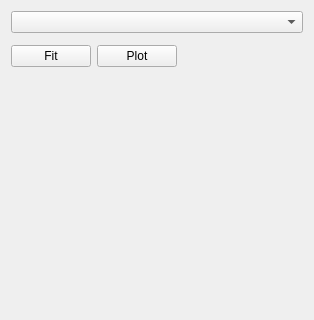
MonroeQuantumNetworks/IonControl, file ui/FitUi.ui: the form before one commit; both pictures show x 0 to 314 and y 0 to 320 of the 314 by 555 pixel window.
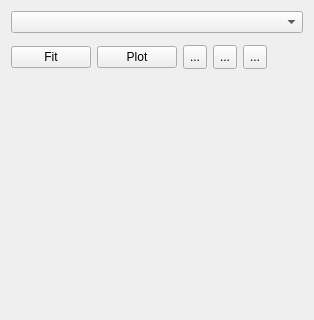
The form after the commit. Icons and pictures are not drawn.

Commit message: add Remove fit button

Patch:
```diff
--- a/ui/FitUi.ui
+++ b/ui/FitUi.ui
@@ -43,6 +43,69 @@
        </property>
       </widget>
      </item>
+     <item>
+      <widget class="QToolButton" name="removeButton">
+       <property name="minimumSize">
+        <size>
+         <width>24</width>
+         <height>24</height>
+        </size>
+       </property>
+       <property name="toolTip">
+        <string>remove fit or plot from trace</string>
+       </property>
+       <property name="statusTip">
+        <string/>
+       </property>
+       <property name="text">
+        <string>...</string>
+       </property>
+       <property name="icon">
+        <iconset resource="Experiment.qrc">
+         <normaloff>:/openicon/icons/edit-delete-6.png</normaloff>:/openicon/icons/edit-delete-6.png</iconset>
+       </property>
+      </widget>
+     </item>
+     <item>
+      <widget class="QToolButton" name="extractButton">
+       <property name="minimumSize">
+        <size>
+         <width>24</width>
+         <height>24</height>
+        </size>
+       </property>
+       <property name="toolTip">
+        <string>copy the fit from the first selected trace</string>
+       </property>
+       <property name="text">
+        <string>...</string>
+       </property>
+       <property name="icon">
+        <iconset resource="Experiment.qrc">
+         <normaloff>:/openicon/icons/archive-extract-2.png</normaloff>:/openicon/icons/archive-extract-2.png</iconset>
+       </property>
+      </widget>
+     </item>
+     <item>
+      <widget class="QToolButton" name="copyButton">
+       <property name="minimumSize">
+        <size>
+         <width>24</width>
+         <height>24</height>
+        </size>
+       </property>
+       <property name="toolTip">
+        <string>copy fitted values to start values</string>
+       </property>
+       <property name="text">
+        <string>...</string>
+       </property>
+       <property name="icon">
+        <iconset resource="Experiment.qrc">
+         <normaloff>:/openicon/icons/arrow-left-2.png</normaloff>:/openicon/icons/arrow-left-2.png</iconset>
+       </property>
+      </widget>
+     </item>
      <item>
       <spacer name="horizontalSpacer">
        <property name="orientation">
```
Left out of the diff: 4 changed lines with no effect on the pictures. The commit also changes 5 other files.
